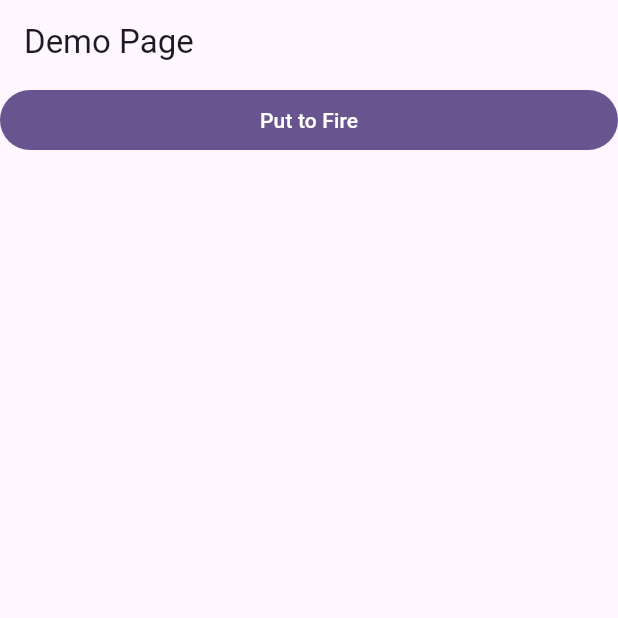
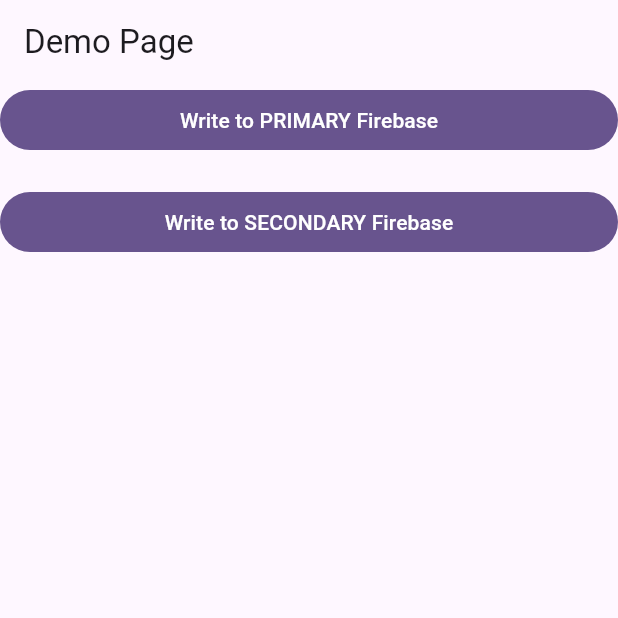
Before and after one commit to LaxmanK23/multi-firebase-in-single-flutter-project, a Flutter app: the screen it shows after launch, on a phone screen of 412 x 824 dp, the top half of it. Run offline on Flutter 3.47's test engine with Material 3 defaults, Android fonts, the phone set to English and light mode, and no system bars; our stand-ins replace cloud_firestore, firebase_core; accounts and stored records are empty.

Commit message:
Update Firebase configuration for primary and secondary projects

```diff
--- a/lib/main.dart
+++ b/lib/main.dart
@@ -2,10 +2,15 @@ import 'package:cloud_firestore/cloud_firestore.dart';
 import 'package:flutter/material.dart';
 import 'package:firebase_core/firebase_core.dart';
 import 'firebase_options.dart';
+import 'firebase_options_second.dart';
 
 void main() async {
   WidgetsFlutterBinding.ensureInitialized();
   await Firebase.initializeApp(options: DefaultFirebaseOptions.currentPlatform);
+  await Firebase.initializeApp(
+    name: 'secondary',
+    options: SecondFirebaseOptions.currentPlatform,
+  );
   runApp(const MyApp());
 }
 
@@ -52,14 +57,38 @@ class DemoPage extends StatelessWidget {
           FilledButton(
             onPressed: () async {
               try {
+                // Write to FIRST Firebase project
                 await FirebaseFirestore.instance.collection('demo').add({
+                  'source': 'PRIMARY',
                   'timestamp': FieldValue.serverTimestamp(),
                 });
               } catch (e) {
-                print('Error adding document: $e');
+                print('Error adding document to PRIMARY: $e');
               }
             },
-            child: Text('Put to Fire'),
+            child: Text('Write to PRIMARY Firebase'),
+          ),
+
+          const SizedBox(height: 20),
+
+          FilledButton(
+            onPressed: () async {
+              try {
+                // Get SECONDARY Firestore
+                final secondaryFirestore = FirebaseFirestore.instanceFor(
+                  app: Firebase.app('secondary'),
+                );
+
+                // Write to SECOND Firebase project
+                await secondaryFirestore.collection('demo').add({
+                  'source': 'SECONDARY',
+                  'timestamp': FieldValue.serverTimestamp(),
+                });
+              } catch (e) {
+                print('Error adding document to SECONDARY: $e');
+              }
+            },
+            child: Text('Write to SECONDARY Firebase'),
           ),
         ],
       ),
```
Also changed, not shown: lib/firebase_options_second.dart (added, +88 -0 lines), firebase.json, 1 other file.
